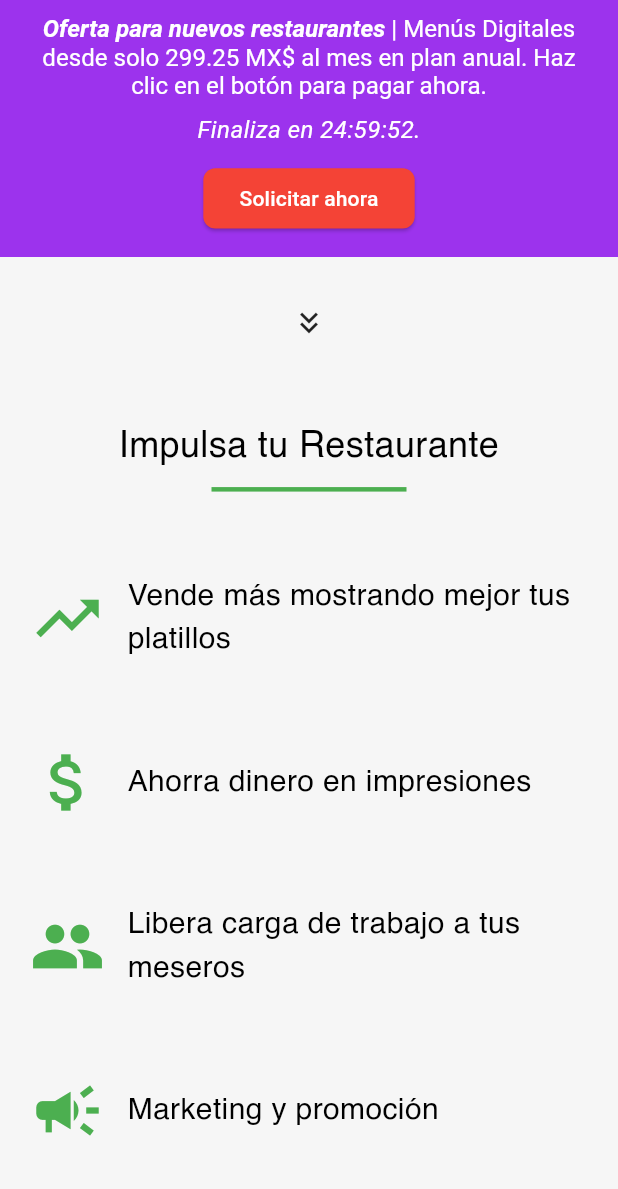
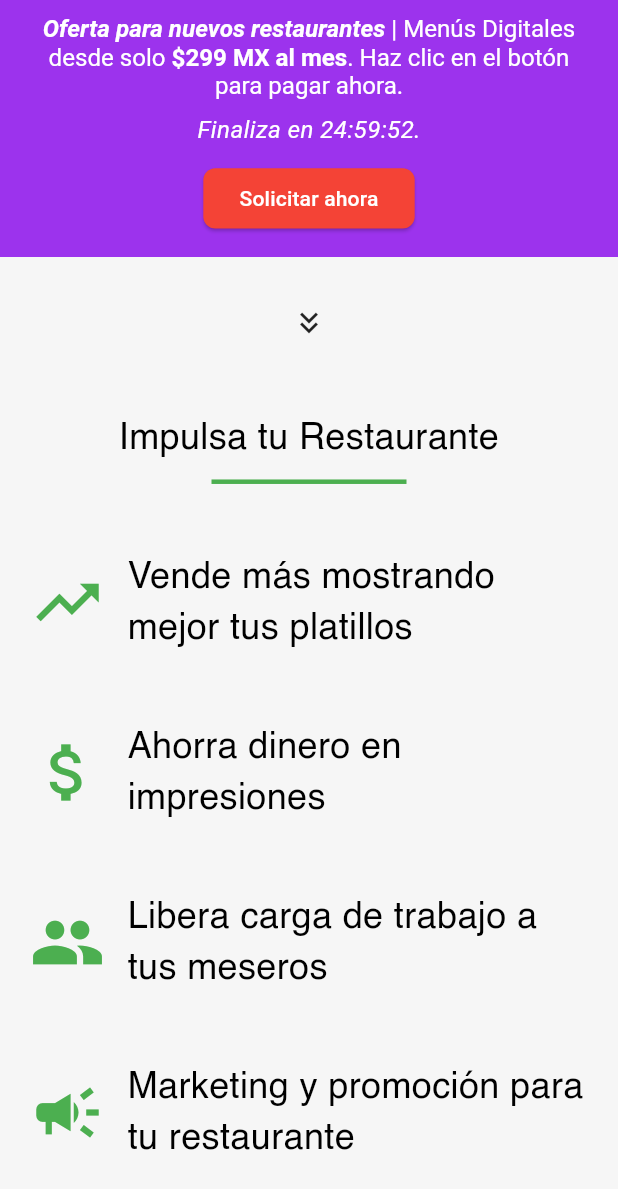
Before and after one commit to sdmunozo/menu_landing, a Flutter app: the screen it shows after launch, scrolled down 576 dp, on a phone screen of 412 x 824 dp. Shown: the top 1189 px of the screen. Run offline on Flutter 3.47's test engine with Material 3 defaults, Android fonts, the phone set to English and light mode, and no system bars; our stand-ins replace auto_size_text, font_awesome_flutter, shared_preferences, video_player; network calls fail.

Commit message:
Update Landing Commit 2.0

```diff
--- a/lib/ui/shared/point_row_widget.dart
+++ b/lib/ui/shared/point_row_widget.dart
@@ -22,7 +22,7 @@ class PointRowWidget extends StatelessWidget {
 
   TextStyle subtitleStyle(BoxConstraints constraints) => TextStyle(
         fontFamily: 'Helvetica',
-        fontSize: responsiveFontSize(20, constraints),
+        fontSize: 24, //responsiveFontSize(20, constraints),
         fontWeight: FontWeight.normal,
         color: Colors.black,
       );
--- a/lib/ui/shared/promotional_widget.dart
+++ b/lib/ui/shared/promotional_widget.dart
@@ -145,7 +145,7 @@ class BuildCallToAction extends StatelessWidget {
       padding: const EdgeInsets.all(10.0),
       child: ElevatedButton(
         onPressed: () {
-          _launchUrl(Uri.parse('https://buy.stripe.com/00g4gicrld7Q2BOcMO'));
+          _launchUrl(Uri.parse('https://buy.stripe.com/aEU28aajdaZI6S4aEI'));
         },
         style: ElevatedButton.styleFrom(
           backgroundColor: Colors.red,
@@ -192,8 +192,22 @@ class _BuildPromotionText extends StatelessWidget {
                 ),
               ),
               TextSpan(
-                text:
-                    "| Menús Digitales desde solo 299.25 MX\$ al mes en plan anual. Haz clic en el botón para pagar ahora. ",
+                text: "| Menús Digitales desde solo ",
+                style: TextStyle(
+                  color: Colors.white,
+                  fontSize: 16,
+                ),
+              ),
+              TextSpan(
+                text: "\$299 MX al mes",
+                style: TextStyle(
+                  color: Colors.white,
+                  fontSize: 16,
+                  fontWeight: FontWeight.bold,
+                ),
+              ),
+              TextSpan(
+                text: ". Haz clic en el botón para pagar ahora. ",
                 style: TextStyle(
                   color: Colors.white,
                   fontSize: 16,
--- a/lib/ui/views/presentation_view.dart
+++ b/lib/ui/views/presentation_view.dart
@@ -309,7 +309,7 @@ class PointsWidget extends StatelessWidget {
           ),
           const SizedBox(height: 10),
           PointRowWidget(
-            text: 'Marketing y promoción',
+            text: 'Marketing y promoción para tu restaurante',
             icon: Icons.campaign,
             maxWidth: maxWidth,
             constraints: constraints,
--- a/lib/ui/views/suscriptions_view.dart
+++ b/lib/ui/views/suscriptions_view.dart
@@ -68,23 +68,26 @@ class PointsWidget extends StatelessWidget {
               SubscriptionWidget(
                 name: 'Mensual',
                 pricePerMonth: '399',
-                subscriptionLink: 'https://buy.stripe.com/4gwfZ0eztgk24JWcMM',
+                subscriptionLink: 'https://buy.stripe.com/14k7sufDxc3M1xK6ot',
+                color: Color(0XFF7ABD9B),
               ),
               SubscriptionWidget(
                 name: 'Semestral',
-                pricePerMonth: '332.5',
-                subscriptionLink: 'https://buy.stripe.com/4gw9ACajd8RAccoeUV',
+                pricePerMonth: '332',
+                subscriptionLink: 'https://buy.stripe.com/6oEaEG2QL3xg1xKaEH',
                 period: 6,
-                pricePerPeriod: '1995',
+                pricePerPeriod: '1992',
                 monthsSaved: '1',
+                color: Color(0XFF3B8686),
               ),
               SubscriptionWidget(
                 name: 'Anual',
-                pricePerMonth: '299.25',
-                subscriptionLink: 'https://buy.stripe.com/00g4gicrld7Q2BOcMO',
+                pricePerMonth: '299',
+                subscriptionLink: 'https://buy.stripe.com/aEU28aajdaZI6S4aEI',
                 period: 12,
-                pricePerPeriod: '3591',
+                pricePerPeriod: '3588',
                 monthsSaved: '3',
+                color: Color(0XFF0A486B),
               ),
             ],
           )
```
Also changed, not shown: lib/ui/shared/type_suscription_widget.dart (+8 -144 lines), 3 other files.
